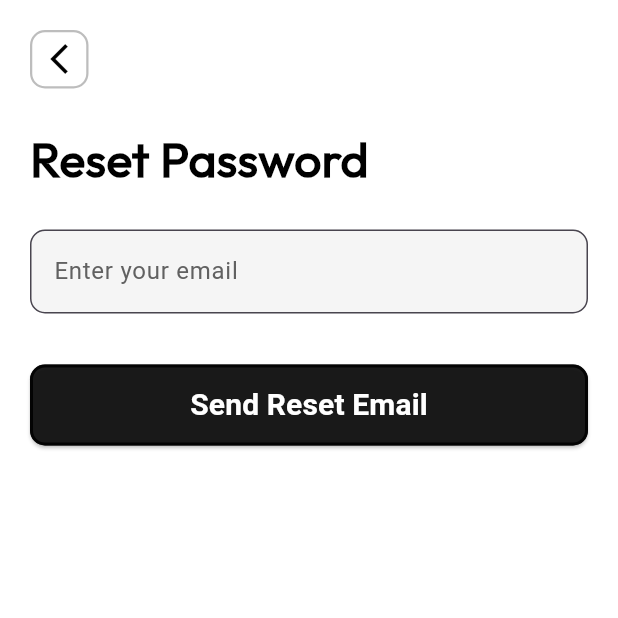
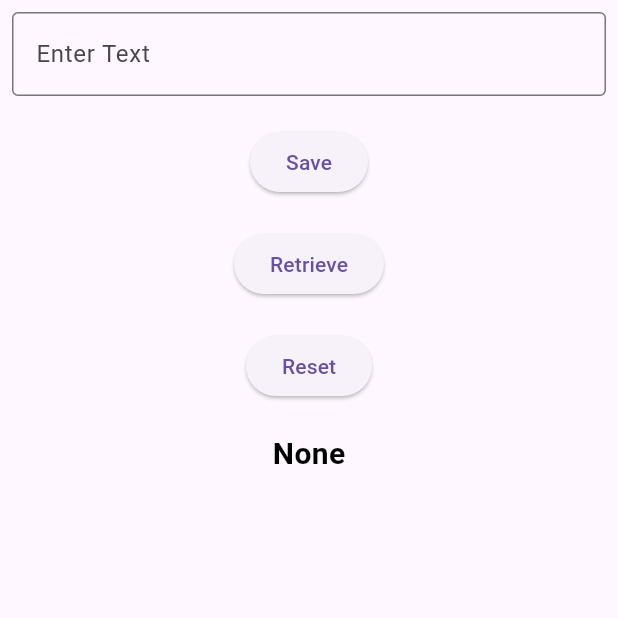
Before and after one commit to Merna-Hesham/depi, a Flutter app: the screen it shows after launch, on a phone screen of 412 x 824 dp, the top half of it. Run offline on Flutter 3.47's test engine with Material 3 defaults, Android fonts, the phone set to English and light mode, and no system bars; our stand-ins replace flutter_svg, shared_preferences.

Commit message:
Shared Preferences Task

```diff
--- a/lib/main.dart
+++ b/lib/main.dart
@@ -3,6 +3,7 @@ import 'package:online_tasks/authentication/screens/authentication_screen.dart';
 import 'package:online_tasks/authentication/screens/login_screen.dart';
 import 'package:online_tasks/authentication/screens/register_screen.dart';
 import 'package:online_tasks/authentication/screens/reset_password_screen.dart';
+import 'package:online_tasks/shared_preference_task.dart';
 import 'package:online_tasks/tasks_screen.dart';
 
 void main() {
@@ -18,7 +19,7 @@ class MyApp extends StatelessWidget{
   Widget build(BuildContext context) {
     return MaterialApp(
       debugShowCheckedModeBanner: false,
-      home: ResetPasswordScreen(),
+      home: SharedPreferenceTask(),
     );
   }
 }
--- /dev/null
+++ b/lib/shared_preference_task.dart
@@ -0,0 +1,97 @@
+import 'package:flutter/material.dart';
+import 'package:shared_preferences/shared_preferences.dart';
+
+class SharedPreferenceTask extends StatefulWidget {
+  const SharedPreferenceTask({super.key});
+
+  @override
+  State<SharedPreferenceTask> createState() => _SharedPreferenceTaskState();
+}
+
+class _SharedPreferenceTaskState extends State<SharedPreferenceTask> {
+  final TextEditingController inputText = TextEditingController();
+  String text = 'None';
+
+  @override
+  Widget build(BuildContext context) {
+    return Scaffold(
+      body: SafeArea(
+        child: Padding(
+          padding: const EdgeInsets.all(8.0),
+          child: Column(
+            children: [
+              TextField(
+                controller: inputText,
+                decoration: InputDecoration(
+                  labelText: 'Enter Text',
+                  border: OutlineInputBorder(),
+                ),
+              ),
+
+              SizedBox(
+                height: 20,
+              ),
+
+              ElevatedButton(
+                onPressed: saveData,
+                child: Text('Save'),
+              ),
+
+              SizedBox(
+                height: 20,
+              ),
+
+              ElevatedButton(
+                onPressed: getData,
+                child: Text('Retrieve'),
+              ),
+
+              SizedBox(
+                height: 20,
+              ),
+
+              ElevatedButton(
+                onPressed: resetData,
+                child: Text('Reset'),
+              ),
+
+              SizedBox(
+                height: 20,
+              ),
+
+              Text(
+                text,
+                style: TextStyle(
+                  color: Colors.black,
+                  fontWeight: FontWeight.bold,
+                  fontSize: 20,
+                ),
+              ),
+            ],
+          ),
+        ),
+      ),
+    );
+  }
+
+  Future<void> saveData() async {
+    final prefs = await SharedPreferences.getInstance();
+    await prefs.setString('text', inputText.text);
+  }
+
+  Future<void> getData() async {
+    final prefs = await SharedPreferences.getInstance();
+    setState(() {
+      text = prefs.getString('text') ?? 'None';
+    });
+  }
+
+  Future<void> resetData() async {
+    final prefs = await SharedPreferences.getInstance();
+    await prefs.remove('text');
+    setState(() {
+      text = 'None';
+      inputText.clear();
+    });
+  }
+}
--- a/pubspec.yaml
+++ b/pubspec.yaml
@@ -28,6 +28,7 @@ environment:
 # the latest version available on pub.dev. To see which dependencies have newer
 # versions available, run `flutter pub outdated`.
 dependencies:
+  shared_preferences: ^2.5.4
   flutter_svg: ^2.0.9
   flutter:
     sdk: flutter
```
Also changed, not shown: pubspec.lock, 1 other file.
